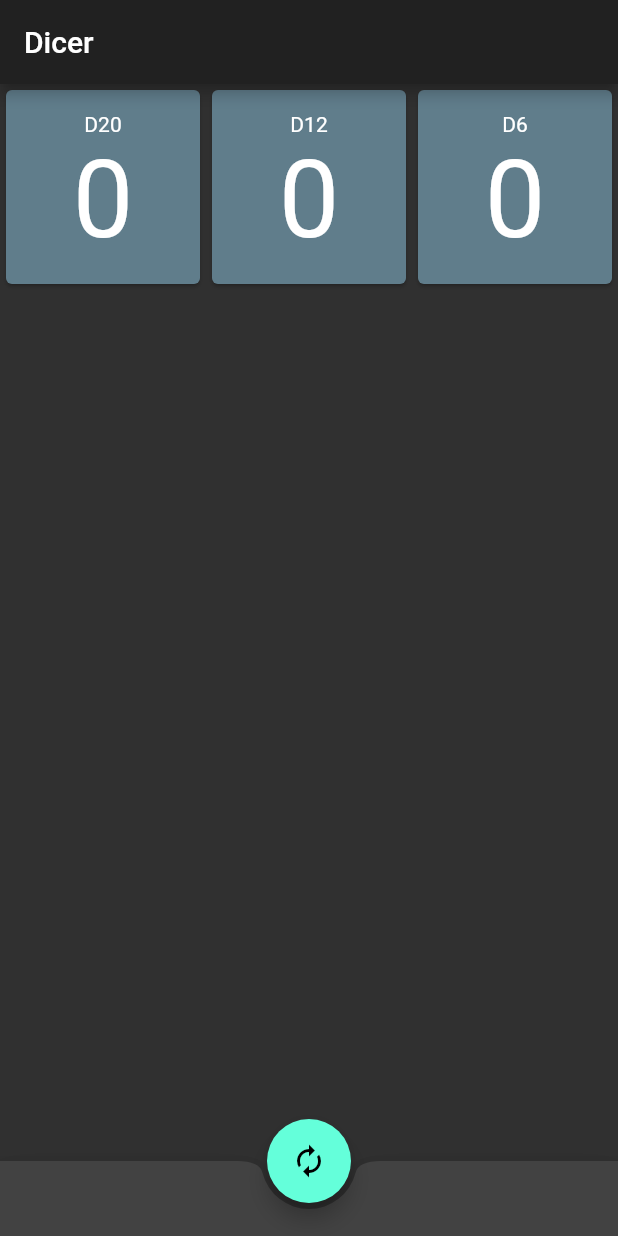
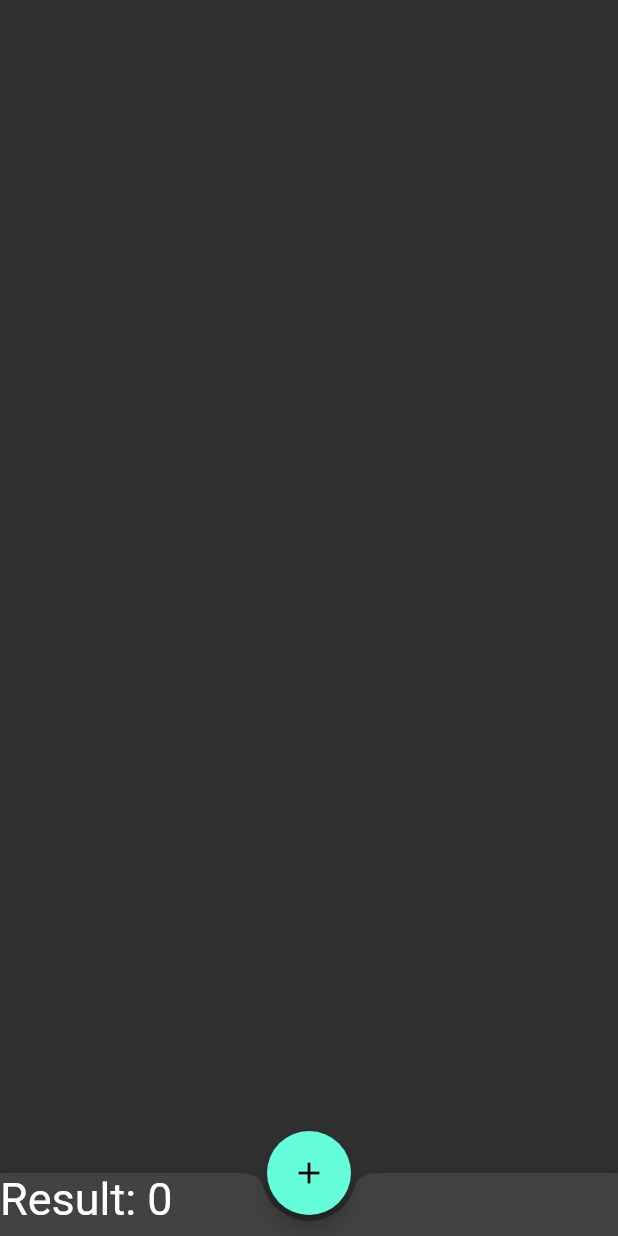
Before and after one commit to allmonty/dicer, a Flutter app: the screen it shows after launch, on a phone screen of 412 x 824 dp. Run offline on Flutter 3.47's test engine with Material 2 defaults, Android fonts, the phone set to English and light mode, and no system bars.

Commit message:
refactor to use provider for dice models

```diff
--- a/lib/board_model.dart
+++ b/lib/board_model.dart
@@ -1,21 +1,18 @@
+import 'package:flutter/material.dart';
 import 'dart:collection';
 
-import 'package:flutter/material.dart';
-
-import './dice/dice.dart';
+import 'dice_model.dart';
 
 class BoardModel extends ChangeNotifier {
   /// Internal, private state of the cart.
-  final List<Dice> _items = [
-    Dice(diceSize: 20),
-    Dice(diceSize: 12),
-    Dice(diceSize: 6),
-  ];
+  final List<DiceModel> _items = [];
 
-  UnmodifiableListView<Dice> get items => UnmodifiableListView(_items);
+  UnmodifiableListView<DiceModel> get items => UnmodifiableListView(_items);
 
-  void add(Dice item) {
-    _items.add(item);
+  int get total => _items.fold(0, (total, dice) => total += dice.result);
+
+  void add(int size) {
+    _items.add(DiceModel(size));
     notifyListeners();
   }
 }
--- a/lib/dice/dice_view.dart
+++ b/lib/dice.dart
@@ -1,8 +1,11 @@
 import 'package:flutter/material.dart';
 
-class DiceView extends StatelessWidget {
-  final state;
-  const DiceView(this.state, {Key key}) : super(key: key);
+class Dice extends StatelessWidget {
+  const Dice({Key key, this.size, this.result, this.onTap}) : super(key: key);
+
+  final int size;
+  final int result;
+  final Function onTap;
 
   @override
   Widget build(BuildContext context) {
@@ -10,20 +13,15 @@ class DiceView extends StatelessWidget {
       color: Colors.blueGrey,
       child: InkWell(
         splashColor: Colors.purple.withAlpha(50),
-        onTap: state.roll,
+        onTap: onTap,
         child: Container(
           width: 150,
           height: 150,
           child: Column(
             mainAxisAlignment: MainAxisAlignment.center,
             children: <Widget>[
-              Text(
-                'D${state.widget.diceSize}',
-              ),
-              Text(
-                '${state.result}',
-                style: TextStyle(fontSize: 72),
-              ),
+              Text('D$size'),
+              Text('$result', style: TextStyle(fontSize: 72)),
             ],
           ),
         ),
--- a/lib/dice/dice.dart
+++ /dev/null
@@ -1,27 +0,0 @@
-import 'dart:math';
-import 'package:flutter/material.dart';
-
-import './dice_view.dart';
-
-class Dice extends StatefulWidget {
-  const Dice({
-    Key key,
-    this.diceSize = 6,
-  }) : super(key: key);
-
-  final int diceSize;
-
-  @override
-  _DiceState createState() => _DiceState();
-}
-
-class _DiceState extends State<Dice> {
-  int result = 0;
-
-  @override
-  Widget build(BuildContext context) => DiceView(this);
-
-  void roll() => setState(() {
-        result = 1 + Random().nextInt(widget.diceSize);
-      });
-}
--- /dev/null
+++ b/lib/dice_model.dart
@@ -0,0 +1,17 @@
+import 'package:flutter/material.dart';
+import 'dart:math';
+
+class DiceModel extends ChangeNotifier {
+  final int _size;
+  int _result = 0;
+
+  DiceModel(this._size);
+
+  int get size => _size;
+  int get result => _result;
+
+  void roll() {
+    _result = 1 + Random().nextInt(size);
+    notifyListeners();
+  }
+}
--- a/lib/main.dart
+++ b/lib/main.dart
@@ -1,9 +1,11 @@
 import 'dart:math';
+
 import 'package:flutter/material.dart';
 import 'package:provider/provider.dart';
 
-import './dice/dice.dart';
-import './board_model.dart';
+import 'board_model.dart';
+import 'dice.dart';
+import 'dice_model.dart';
 
 void main() {
   runApp(MyApp());
@@ -39,24 +41,33 @@ class _MyHomePageState extends State<MyHomePage> {
     return ChangeNotifierProvider(
       create: (context) => BoardModel(),
       child: Scaffold(
-        appBar: AppBar(
-          title: Text(widget.title),
-        ),
         body: Center(
           child: DicesBoard(),
         ),
         bottomNavigationBar: BottomAppBar(
           shape: const CircularNotchedRectangle(),
           child: Container(
-            height: 50.0,
-            child: Text(
-              "",
-            ),
+            height: 42.0,
+            child: BoardResult(),
           ),
         ),
         floatingActionButton: AddButton(),
         floatingActionButtonLocation: FloatingActionButtonLocation.centerDocked,
       ),
+    );
+  }
+}
+
+class BoardResult extends StatelessWidget {
+  const BoardResult({
+    Key key,
+  }) : super(key: key);
+
+  @override
+  Widget build(BuildContext context) {
+    return Text(
+      "Result: ${Provider.of<BoardModel>(context).total}",
+      style: TextStyle(fontSize: 30),
     );
   }
 }
@@ -72,7 +83,18 @@ class DicesBoard extends StatelessWidget {
       builder: (context, board, _) {
         return GridView.count(
           crossAxisCount: 3,
-          children: board.items,
+          children: board.items.map((diceModel) {
+            return ChangeNotifierProvider.value(
+              value: diceModel,
+              child: Consumer<DiceModel>(builder: (context, dice, _) {
+                return Dice(
+                  size: diceModel.size,
+                  result: diceModel.result,
+                  onTap: diceModel.roll,
+                );
+              }),
+            );
+          }).toList(),
         );
       },
     );
@@ -87,9 +109,9 @@ class AddButton extends StatelessWidget {
   @override
   Widget build(BuildContext context) {
     return FloatingActionButton(
-      onPressed: () => Provider.of<BoardModel>(context, listen: false).add(Dice(diceSize: 2)),
+      onPressed: () => Provider.of<BoardModel>(context, listen: false).add(Random().nextInt(30)),
       tooltip: 'Increment',
-      child: Icon(Icons.autorenew),
+      child: Icon(Icons.add),
     );
   }
 }
```
